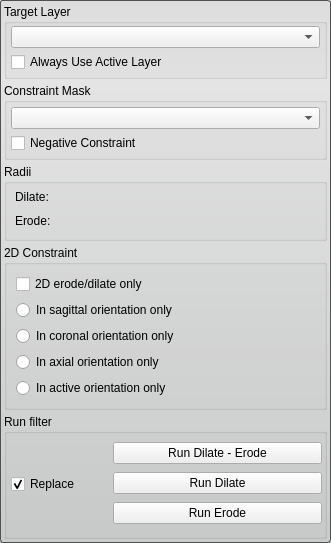
Before: the Qt Designer form Interface/ToolInterface/BinaryDilateErodeFilterInterface.ui in jessdtate/Seg3D, drawn with Qt 5.
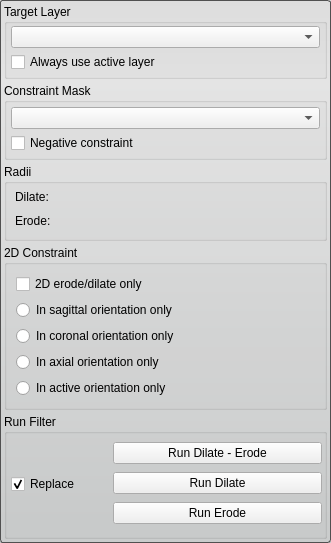
After: the same form once the commit is applied. Custom widgets are drawn as their Qt base class.

Commit message: fixed Threshold Tool: Move "Create Threshold Layer" button to b... fixed Tools/Filters: Inconsistent capitalization for groupboxes fixed Tools/Filters: Inconsistent capitalization for checkboxes

Diff of the .ui file:
```diff
--- a/Interface/ToolInterface/BinaryDilateErodeFilterInterface.ui
+++ b/Interface/ToolInterface/BinaryDilateErodeFilterInterface.ui
@@ -91,7 +91,7 @@
             </sizepolicy>
            </property>
            <property name="text">
-            <string>Always Use Active Layer</string>
+            <string>Always use active layer</string>
            </property>
           </widget>
          </item>
@@ -141,7 +141,7 @@
             </sizepolicy>
            </property>
            <property name="text">
-            <string>Negative Constraint</string>
+            <string>Negative constraint</string>
            </property>
           </widget>
          </item>
@@ -275,7 +275,7 @@
    <item>
     <widget class="QGroupBox" name="groupBox">
      <property name="title">
-      <string>Run filter</string>
+      <string>Run Filter</string>
      </property>
      <layout class="QHBoxLayout" name="horizontalLayout_3" stretch="1,2">
       <property name="spacing">
```
The commit also changes 52 other files.
